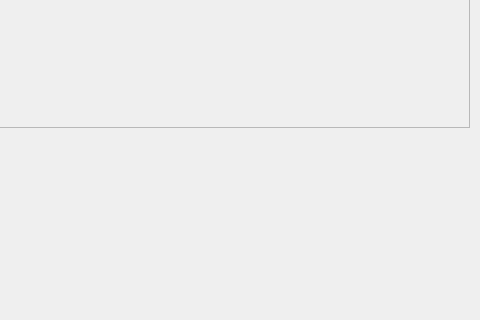
Before: the Qt Designer form mainwindow.ui in paulwesinger/ModbusLinux, drawn with Qt 5; both pictures show x 401 to 881 and y 143 to 463 of the 881 by 600 pixel window.
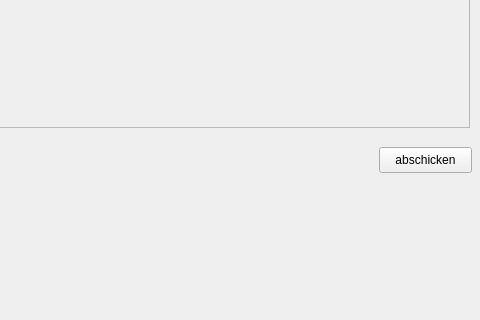
After: the same form once the commit is applied.

The edit to the form file:
```diff
--- a/mainwindow.ui
+++ b/mainwindow.ui
@@ -109,6 +109,19 @@
      <enum>QFrame::Shadow::Raised</enum>
     </property>
    </widget>
+   <widget class="QPushButton" name="pbTelegram">
+    <property name="geometry">
+     <rect>
+      <x>780</x>
+      <y>290</y>
+      <width>93</width>
+      <height>26</height>
+     </rect>
+    </property>
+    <property name="text">
+     <string>abschicken</string>
+    </property>
+   </widget>
   </widget>
   <widget class="QMenuBar" name="menubar">
    <property name="geometry">
```
